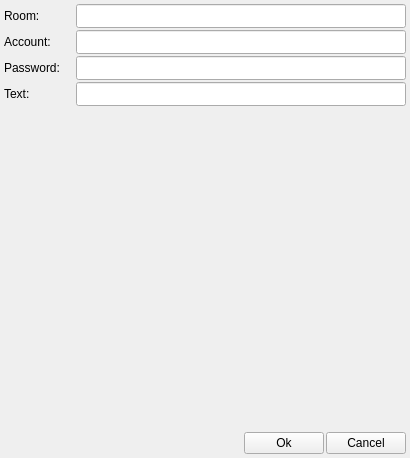
Above: share/skins/default/mucinvite.ui from itds-consulting/yate before the change. Below: the same form after it.
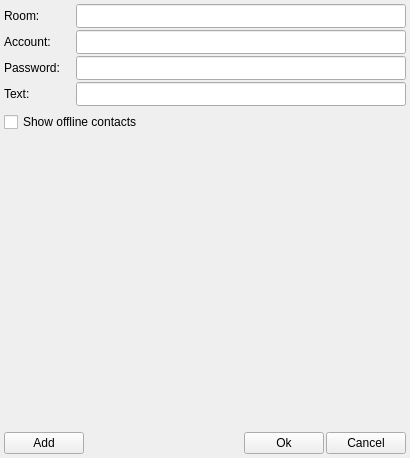
That is the form after the change. Icons and pictures are not drawn.

Commit message: Added option to hide/show offline contacts when inviting to conference. Avoid adding contact duplicates in the list. The user can now add arbitrary contacts to the list.

What changed in the file:
```diff
--- a/share/skins/default/mucinvite.ui
+++ b/share/skins/default/mucinvite.ui
@@ -235,6 +235,16 @@
      </item>
     </layout>
    </item>
+   <item>
+    <widget class="QCheckBox" name="muc_invite_showofflinecontacts" >
+     <property name="text" >
+      <string>Show offline contacts</string>
+     </property>
+     <property name="_yate_identity" stdset="0" >
+      <string>setparams:property:invite_contacts:_yate_showofflinecontacts</string>
+     </property>
+    </widget>
+   </item>
    <item>
     <widget class="QFrame" name="frame_contacts" >
      <property name="sizePolicy" >
@@ -273,6 +283,22 @@
      <property name="topMargin" >
       <number>6</number>
      </property>
+     <item>
+      <widget class="QPushButton" name="invite_add" >
+       <property name="toolTip" >
+        <string>Add a contact to the list</string>
+       </property>
+       <property name="text" >
+        <string>Add</string>
+       </property>
+       <property name="icon" >
+        <iconset>addcontact.png</iconset>
+       </property>
+       <property name="shortcut" >
+        <string>Return</string>
+       </property>
+      </widget>
+     </item>
      <item>
       <spacer>
        <property name="orientation" >
```
Left out of the diff: 22 changed lines with no effect on the pictures. The commit also changes 1 other file.
